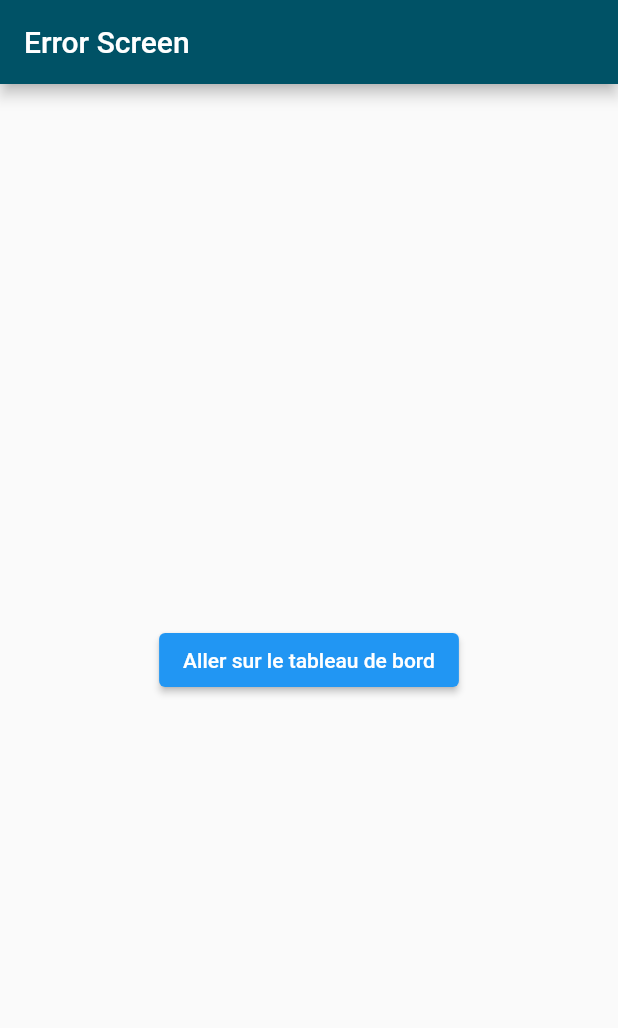
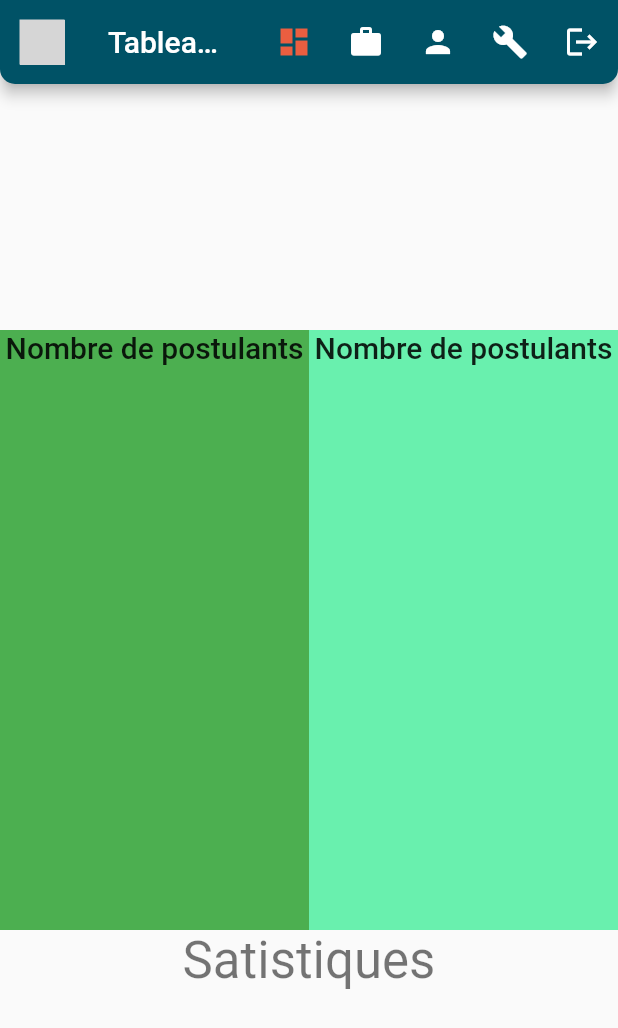
Before and after one commit to MathisZerbib/go_router_app, a Flutter app: the screen it shows after launch, on a phone screen of 412 x 824 dp. Shown: the top 1028 px of the screen. Run offline on Flutter 3.47's test engine with Material 2 defaults, Android fonts, the phone set to English and light mode, and no system bars; our stand-ins replace flutter_svg, go_router, google_fonts, url_strategy; grey boxes are pictures that could not be loaded.

Commit message:
Theming + google fonts and home page wip

```diff
--- a/lib/router/tdb/router.dart
+++ b/lib/router/home/router.dart
@@ -1,16 +1,17 @@
 import 'package:flutter/material.dart';
 import 'package:go_router/go_router.dart';
 import 'package:test_router_app/views/details_screen.dart';
-import 'package:test_router_app/views/root_page.dart';
+import 'package:test_router_app/views/home.dart';
 
-class TdbRoutes {
+class HomeRoutes {
   final routes = GoRoute(
     path: '/home',
-    name: 'tableau de bord',
-    pageBuilder: (BuildContext context, GoRouterState state) =>
-        const NoTransitionPage(
-      child: RootPage(label: 'Tableau de bord', detailsPath: '/'),
-    ),
+    name: 'home',
+    // pageBuilder: (BuildContext context, GoRouterState state) =>
+    //     const NoTransitionPage(
+    //   child: RootPage(label: 'Tableau de bord', detailsPath: '/'),
+    // ),
+    builder: (BuildContext context, GoRouterState state) => const HomePage(),
     routes: [
       GoRoute(
         path: 'details',
--- a/lib/router/routes.dart
+++ b/lib/router/routes.dart
@@ -1,6 +1,6 @@
 import 'package:flutter/material.dart';
 import 'package:go_router/go_router.dart';
-import 'package:test_router_app/router/tdb/router.dart';
+import 'package:test_router_app/router/home/router.dart';
 import 'package:test_router_app/router/etablissement/router.dart';
 import 'package:test_router_app/router/offer/router.dart';
 import 'package:test_router_app/router/postulant/router.dart';
@@ -12,7 +12,7 @@ final _shellNavigatorKey = GlobalKey<NavigatorState>();
 
 class MainRouter {
   final routes = GoRouter(
-    initialLocation: '/',
+    initialLocation: '/home',
     navigatorKey: _rootNavigatorKey,
     debugLogDiagnostics: true,
     errorBuilder: (BuildContext context, GoRouterState state) =>
@@ -24,7 +24,7 @@ class MainRouter {
           return ScaffoldWithBottomNavBar(child: child);
         },
         routes: [
-          TdbRoutes().routes,
+          HomeRoutes().routes,
           OffreRoutes().routes,
           PostulantRoutes().routes,
           EtablissementRoutes().routes,
--- /dev/null
+++ b/lib/views/home.dart
@@ -0,0 +1,50 @@
+import 'package:flutter/material.dart';
+
+class HomePage extends StatelessWidget {
+  const HomePage({super.key});
+
+  @override
+  Widget build(BuildContext context) {
+    return Center(
+      child: Column(
+        mainAxisAlignment: MainAxisAlignment.center,
+        children: [
+          Row(
+            children: <Widget>[
+              Expanded(
+                flex: 1,
+                child: Container(
+                  height: 400,
+                  color: Colors.green,
+                  child: Text(
+                    textAlign: TextAlign.center,
+                    'Nombre de postulants',
+                    style: Theme.of(context).textTheme.titleLarge,
+                  ),
+                ),
+              ),
+              Expanded(
+                flex: 1,
+                child: Container(
+                  height: 400,
+                  color: Colors.greenAccent,
+                  child: Text(
+                    textAlign: TextAlign.center,
+                    'Nombre de postulants',
+                    style: Theme.of(context).textTheme.titleLarge,
+                  ),
+                ),
+              ),
+            ],
+          ),
+          Center(
+            child: Text(
+              'Satistiques',
+              style: Theme.of(context).textTheme.headlineMedium,
+            ),
+          ),
+        ],
+      ),
+    );
+  }
+}
--- a/lib/widgets/bottom_nav_bar.dart
+++ b/lib/widgets/bottom_nav_bar.dart
@@ -97,6 +97,9 @@ class _ScaffoldWithBottomNavBarState extends State<ScaffoldWithBottomNavBar> {
             IconButton(
               tooltip: tabs[i].label,
               icon: tabs[i].icon,
+              color: i == _currentIndex
+                  ? const Color.fromRGBO(234, 94, 64, 1)
+                  : Colors.white,
               onPressed: () => _onItemTapped(context, i),
             ),
           IconButton(
--- a/pubspec.yaml
+++ b/pubspec.yaml
@@ -40,6 +40,7 @@ dependencies:
   provider: ^6.0.5
   url_strategy: ^0.2.0
   flutter_svg: ^2.0.4
+  google_fonts: ^4.0.3
 
 dev_dependencies:
   flutter_test:
```
Also changed, not shown: lib/globals/theme.dart (added, +112 -0 lines), lib/views/dashboard_page.dart (deleted, +0 -20 lines), pubspec.lock, 1 other file.
